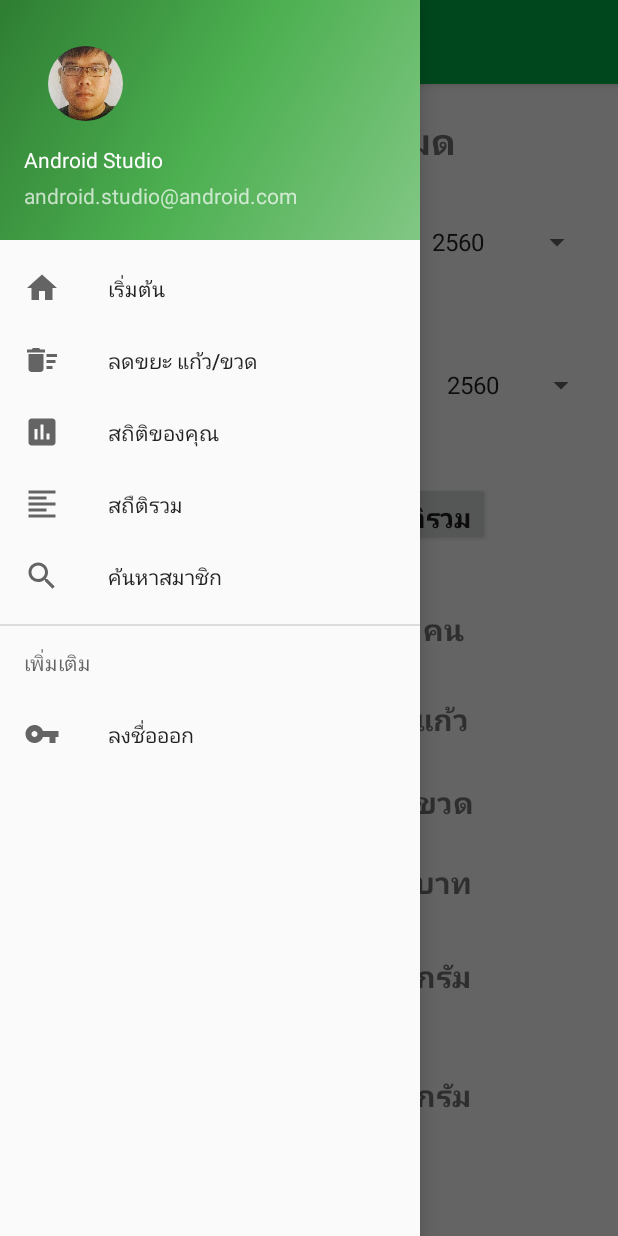
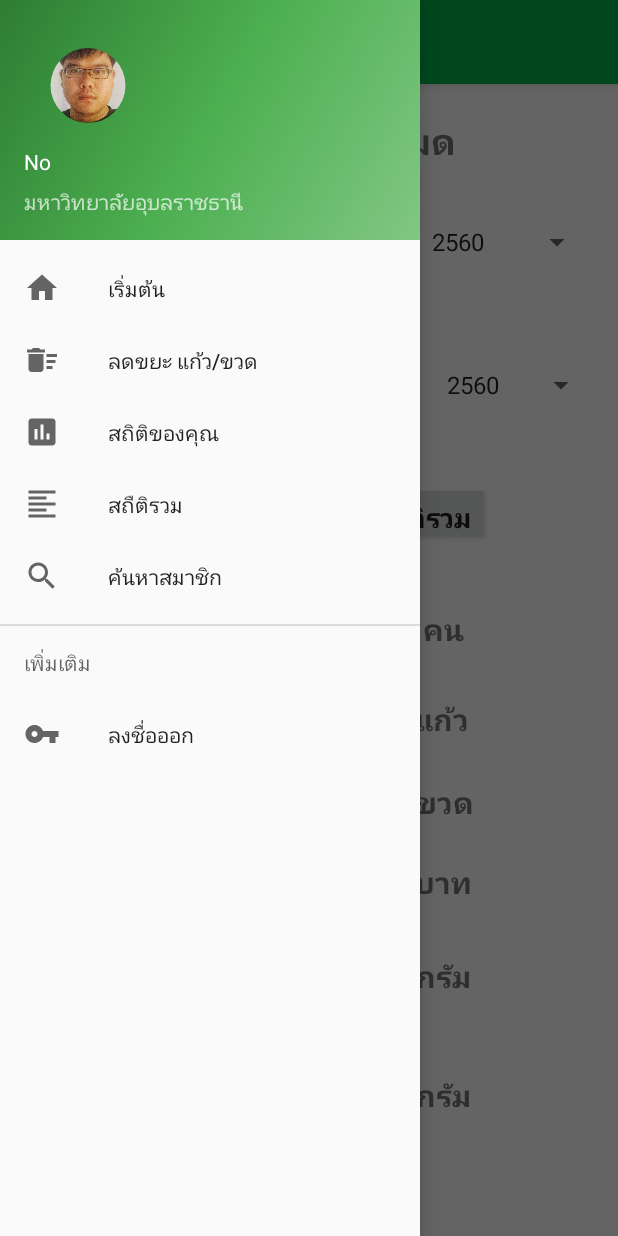
Before and after one commit to boypawit/wastBank, an Android app: the Admin_StatisticsAll screen opened directly, with no data from a screen before it, with the side drawer open, on a phone screen of 412 x 824 dp. Run offline under Robolectric (Android 15) with nearby library versions, the phone set to English and light mode, and no system bars; our stand-ins replace CircleImageView.

Commit message:
Merge remote-tracking branch 'origin/master'
# Conflicts:
#	app/src/main/res/drawable-v21/bottle_stroke.png
#	app/src/main/res/drawable-v21/glass_stroke.png

```diff
--- a/app/src/main/java/com/example/boyvi/wastbank/Admin_StatisticsAll.java
+++ b/app/src/main/java/com/example/boyvi/wastbank/Admin_StatisticsAll.java
@@ -1,6 +1,8 @@
 package com.example.boyvi.wastbank;
 
+import android.content.Context;
 import android.content.Intent;
+import android.content.SharedPreferences;
 import android.os.Bundle;
 import android.support.design.widget.NavigationView;
 import android.support.v4.view.GravityCompat;
@@ -10,12 +12,15 @@ import android.support.v7.app.AppCompatActivity;
 import android.support.v7.widget.Toolbar;
 import android.view.Menu;
 import android.view.MenuItem;
+import android.view.View;
 import android.widget.ArrayAdapter;
 import android.widget.Spinner;
+import android.widget.TextView;
 
 public class Admin_StatisticsAll extends AppCompatActivity
         implements NavigationView.OnNavigationItemSelectedListener {
 
+    SharedPreferences share ;
     Spinner spinnerday, spinnermonth,spinneryear;
     Spinner spinnertoday, spinnertomonth,spinnertoyear;
 
@@ -25,7 +30,7 @@ public class Admin_StatisticsAll extends AppCompatActivity
         setContentView(R.layout.activity_main_admin1);
         Toolbar toolbar = (Toolbar) findViewById(R.id.toolbar);
         setSupportActionBar(toolbar);
-       // ImageView imageView = (ImageView) findViewById(R.id.imageView12);
+        share = getSharedPreferences("PrefWasteBank", Context.MODE_PRIVATE);
 
 
         DrawerLayout drawer = (DrawerLayout) findViewById(R.id.drawer_layout);
@@ -35,6 +40,9 @@ public class Admin_StatisticsAll extends AppCompatActivity
         toggle.syncState();
 
         NavigationView navigationView = (NavigationView) findViewById(R.id.nav_view);
+        View headerView = navigationView.inflateHeaderView(R.layout.nav_header_main_admin3);
+        TextView name = (TextView) headerView.findViewById(R.id.nav_name);
+        name.setText(share.getString("name","No"));
         navigationView.setNavigationItemSelectedListener(this);
 
 
--- a/app/src/main/res/layout/activity_main_admin.xml
+++ b/app/src/main/res/layout/activity_main_admin.xml
@@ -19,7 +19,6 @@
         android:layout_height="match_parent"
         android:layout_gravity="start"
         android:fitsSystemWindows="true"
-        app:headerLayout="@layout/nav_header_main_admin"
         app:menu="@menu/activity_main_admin_drawer" />
 
 </android.support.v4.widget.DrawerLayout>
--- a/app/src/main/res/layout/activity_main_admin1.xml
+++ b/app/src/main/res/layout/activity_main_admin1.xml
@@ -19,7 +19,6 @@
         android:layout_height="match_parent"
         android:layout_gravity="start"
         android:fitsSystemWindows="true"
-        app:headerLayout="@layout/nav_header_main_admin1"
         app:menu="@menu/activity_main_admin1_drawer" />
 
 </android.support.v4.widget.DrawerLayout>
--- a/app/src/main/res/layout/activity_main_admin2.xml
+++ b/app/src/main/res/layout/activity_main_admin2.xml
@@ -19,7 +19,6 @@
         android:layout_height="match_parent"
         android:layout_gravity="start"
         android:fitsSystemWindows="true"
-        app:headerLayout="@layout/nav_header_main_admin2"
         app:menu="@menu/activity_main_admin2_drawer" />
 
 </android.support.v4.widget.DrawerLayout>
--- a/app/src/main/res/layout/activity_main_admin3.xml
+++ b/app/src/main/res/layout/activity_main_admin3.xml
@@ -19,7 +19,6 @@
         android:layout_height="match_parent"
         android:layout_gravity="start"
         android:fitsSystemWindows="true"
-        app:headerLayout="@layout/nav_header_main_admin3"
         app:menu="@menu/activity_main_admin3_drawer" />
 
 </android.support.v4.widget.DrawerLayout>
--- a/app/src/main/res/layout/activity_main_admin4.xml
+++ b/app/src/main/res/layout/activity_main_admin4.xml
@@ -19,7 +19,6 @@
         android:layout_height="match_parent"
         android:layout_gravity="start"
         android:fitsSystemWindows="true"
-        app:headerLayout="@layout/nav_header_main_admin4"
         app:menu="@menu/activity_main_admin4_drawer" />
 
 </android.support.v4.widget.DrawerLayout>
--- a/app/src/main/res/layout/nav_header_main_admin.xml
+++ b/app/src/main/res/layout/nav_header_main_admin.xml
@@ -22,7 +22,7 @@
         />
 
     <TextView
-        android:id="@+id/username"
+        android:id="@+id/nav_name"
         android:layout_width="350dp"
         android:layout_height="44dp"
         android:paddingTop="@dimen/nav_header_vertical_spacing"
--- a/app/src/main/res/layout/nav_header_main_admin1.xml
+++ b/app/src/main/res/layout/nav_header_main_admin1.xml
@@ -20,11 +20,11 @@
 
         android:layout_weight="0.02" />
     <TextView
-        android:id="@+id/username"
+        android:id="@+id/nav_name"
         android:layout_width="354dp"
         android:layout_height="wrap_content"
         android:paddingTop="@dimen/nav_header_vertical_spacing"
-        android:text="Android Studio"
+        android:text="name"
         android:textAppearance="@style/TextAppearance.AppCompat.Body1"
         android:layout_weight="0.22" />
 
@@ -32,7 +32,7 @@
         android:id="@+id/textView"
         android:layout_width="wrap_content"
         android:layout_height="wrap_content"
-        android:text="android.studio@android.com"
+        android:text="มหาวิทยาลัยอุบลราชธานี"
         android:layout_weight="0.18" />
 
 </LinearLayout>
--- a/app/src/main/res/layout/nav_header_main_admin2.xml
+++ b/app/src/main/res/layout/nav_header_main_admin2.xml
@@ -20,18 +20,18 @@
 
         />
     <TextView
-        android:id="@+id/username"
+        android:id="@+id/nav_name"
         android:layout_width="342dp"
         android:layout_height="41dp"
         android:paddingTop="@dimen/nav_header_vertical_spacing"
-        android:text="Android Studio"
+        android:text="name"
         android:textAppearance="@style/TextAppearance.AppCompat.Body1" />
 
     <TextView
         android:id="@+id/textView"
         android:layout_width="wrap_content"
         android:layout_height="wrap_content"
-        android:text="android.studio@android.com"
+        android:text="มหาวิทยาลัยอุบลราชธานี"
         android:layout_weight="0.13" />
 
 </LinearLayout>
--- a/app/src/main/res/layout/nav_header_main_admin3.xml
+++ b/app/src/main/res/layout/nav_header_main_admin3.xml
@@ -20,17 +20,17 @@
 
         android:layout_weight="0.03" />
     <TextView
-        android:id="@+id/username"
+        android:id="@+id/nav_name"
         android:layout_width="327dp"
         android:layout_height="42dp"
         android:paddingTop="@dimen/nav_header_vertical_spacing"
-        android:text="Android Studio"
+        android:text="name"
         android:textAppearance="@style/TextAppearance.AppCompat.Body1" />
 
     <TextView
         android:id="@+id/textView"
         android:layout_width="wrap_content"
         android:layout_height="wrap_content"
-        android:text="android.studio@android.com" />
+        android:text="มหาวิทยาลัยอุบลราชธานี"/>
 
 </LinearLayout>
--- a/app/src/main/res/layout/nav_header_main_admin4.xml
+++ b/app/src/main/res/layout/nav_header_main_admin4.xml
@@ -19,17 +19,17 @@
 
         />
     <TextView
-        android:id="@+id/username"
+        android:id="@+id/nav_name"
         android:layout_width="343dp"
         android:layout_height="44dp"
         android:paddingTop="@dimen/nav_header_vertical_spacing"
-        android:text="Android Studio"
+        android:text="name"
         android:textAppearance="@style/TextAppearance.AppCompat.Body1" />
 
     <TextView
         android:id="@+id/textView"
         android:layout_width="wrap_content"
         android:layout_height="wrap_content"
-        android:text="android.studio@android.com" />
+        android:text="มหาวิทยาลัยอุบลราชธานี"/>
 
 </LinearLayout>
```
Also changed, not shown: app/src/main/java/com/example/boyvi/wastbank/Admin_Main.java (+15 -0 lines), app/src/main/java/com/example/boyvi/wastbank/Admin_Search.java (+9 -0 lines), app/src/main/java/com/example/boyvi/wastbank/Admin_StatisticsYou.java (+10 -0 lines), app/src/main/java/com/example/boyvi/wastbank/Adnin_Reduce.java (+10 -1 lines), app/src/main/java/com/example/boyvi/wastbank/User_reduce.java (+6 -5 lines).
